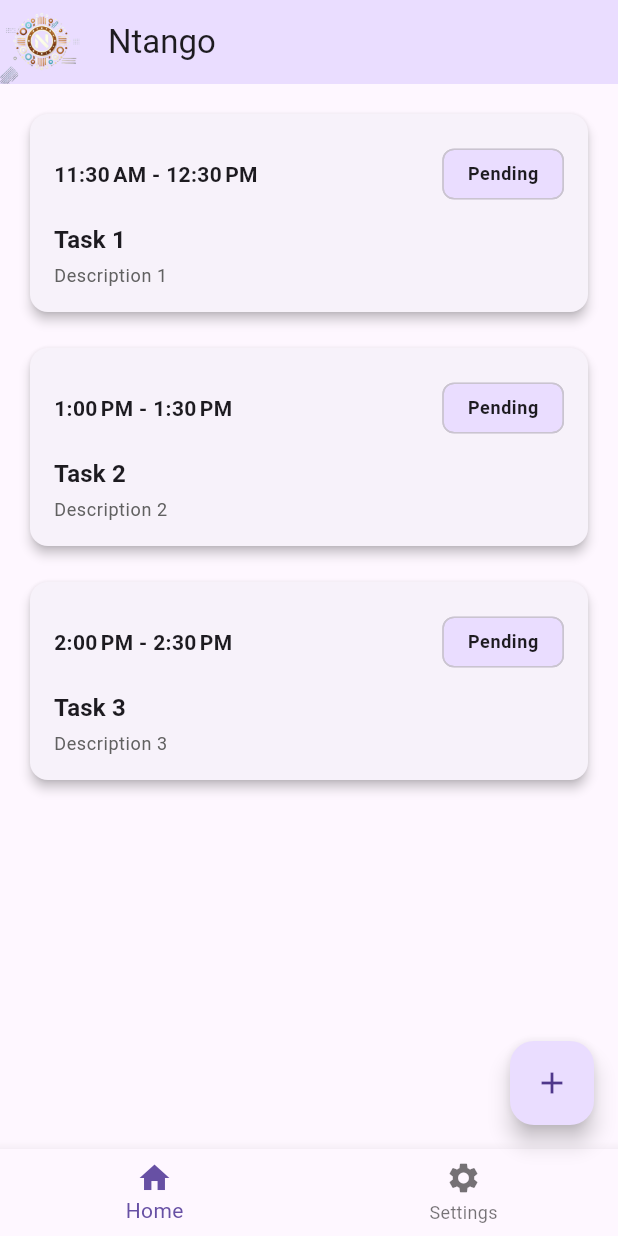
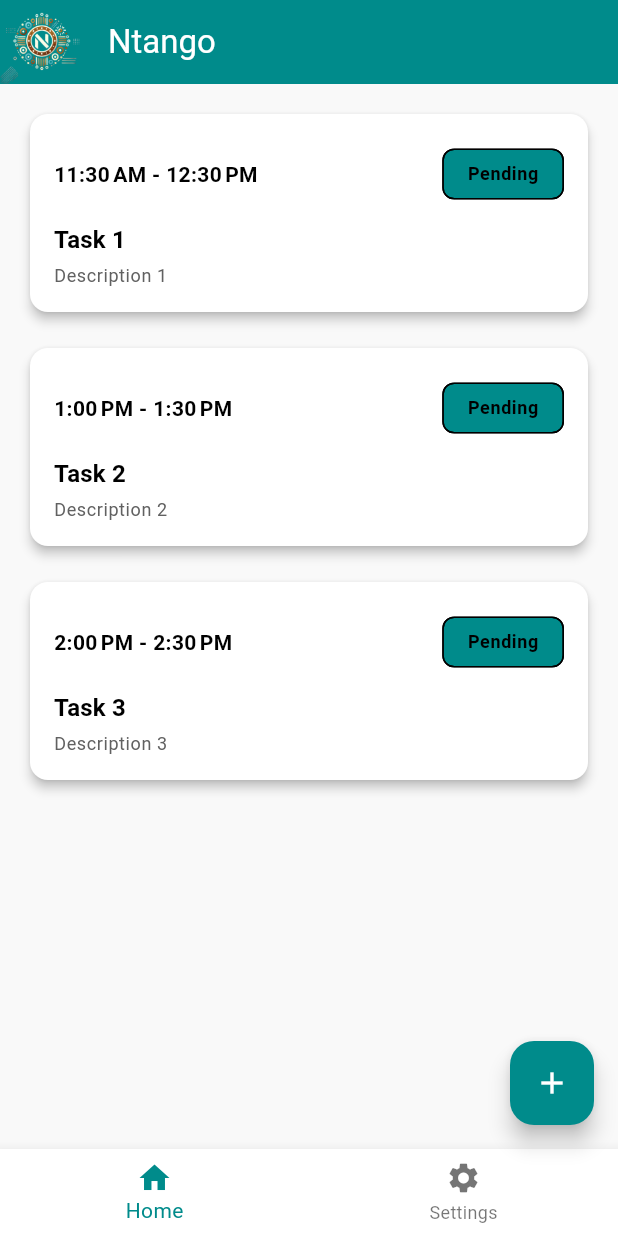
Before and after one commit to h00dieB0y/ntango, a Flutter app: the screen it shows after launch, on a phone screen of 412 x 824 dp. Run offline on Flutter 3.47's test engine with Material 3 defaults, Android fonts, the phone set to English and light mode, and no system bars.

Commit message:
feat(theme): Implement light and dark themes for the application

```diff
--- a/app/ui/lib/main.dart
+++ b/app/ui/lib/main.dart
@@ -1,5 +1,6 @@
 import 'package:flutter/material.dart';
 import 'package:ntango/src/presentation/home_page.dart';
+import 'package:ntango/src/theme/ntango_theme.dart';
 
 void main() {
   runApp(const NtangoApp());
@@ -12,9 +13,9 @@ class NtangoApp extends StatelessWidget {
   Widget build(BuildContext context) {
     return MaterialApp(
       title: 'Ntango',
-      theme: ThemeData(
-        primarySwatch: Colors.blue,
-      ),
+      theme: ntangoLightTheme,
+      darkTheme: ntangoDarkTheme,
+      themeMode: ThemeMode.system,
       home: const HomePage(),
       debugShowCheckedModeBanner: false,
     );
--- /dev/null
+++ b/app/ui/lib/src/theme/ntango_theme.dart
@@ -0,0 +1,79 @@
+import 'package:flutter/material.dart';
+
+/// Light Theme
+final ThemeData ntangoLightTheme = ThemeData(
+  useMaterial3: true,
+  brightness: Brightness.light,
+  colorScheme: const ColorScheme(
+    brightness: Brightness.light,
+    primary: Color(0xFF008B8B),   // Teal (logo highlights)
+    onPrimary: Colors.white,
+    secondary: Color(0xFFC47F3B), // Copper/Gold (logo ring)
+    onSecondary: Colors.white,
+    surface: Color(0xFFFFFFFF),
+    onSurface: Colors.black,
+    error: Color(0xFFBA1A1A),
+    onError: Colors.white,
+  ),
+  scaffoldBackgroundColor: const Color(0xFFF9F9F9),
+
+  // Optional font family
+  fontFamily: 'Roboto',
+
+  // Example app bar styling
+  appBarTheme: const AppBarTheme(
+    backgroundColor: Color(0xFF008B8B), // primary color
+    foregroundColor: Colors.white,      // text/icon color
+    elevation: 0,
+  ),
+
+  // Example elevated button styling
+  elevatedButtonTheme: ElevatedButtonThemeData(
+    style: ElevatedButton.styleFrom(
+      backgroundColor: Color(0xFFC47F3B), // secondary color
+      foregroundColor: Colors.white,
+      shape: RoundedRectangleBorder(
+        borderRadius: BorderRadius.all(Radius.circular(8)),
+      ),
+    ),
+  ),
+);
+
+/// Dark Theme
+final ThemeData ntangoDarkTheme = ThemeData(
+  useMaterial3: true,
+  brightness: Brightness.dark,
+  colorScheme: const ColorScheme(
+    brightness: Brightness.dark,
+    primary: Color(0xFF008B8B),   // Teal (logo highlights)
+    onPrimary: Colors.white,
+    secondary: Color(0xFFC47F3B), // Copper/Gold (logo ring)
+    onSecondary: Colors.white,
+    surface: Color(0xFF303841),
+    onSurface: Colors.white,
+    error: Color(0xFFFFB4A2),
+    onError: Colors.black,
+  ),
+  scaffoldBackgroundColor: const Color(0xFF303841),
+
+  // Same font or different if you prefer
+  fontFamily: 'Roboto',
+
+  // Example app bar styling
+  appBarTheme: const AppBarTheme(
+    backgroundColor: Color(0xFF008B8B), // primary color
+    foregroundColor: Colors.white,
+    elevation: 0,
+  ),
+
+  // Example elevated button styling
+  elevatedButtonTheme: ElevatedButtonThemeData(
+    style: ElevatedButton.styleFrom(
+      backgroundColor: Color(0xFFC47F3B), // secondary color
+      foregroundColor: Colors.white,
+      shape: RoundedRectangleBorder(
+        borderRadius: BorderRadius.all(Radius.circular(8)),
+      ),
+    ),
+  ),
+);
```
